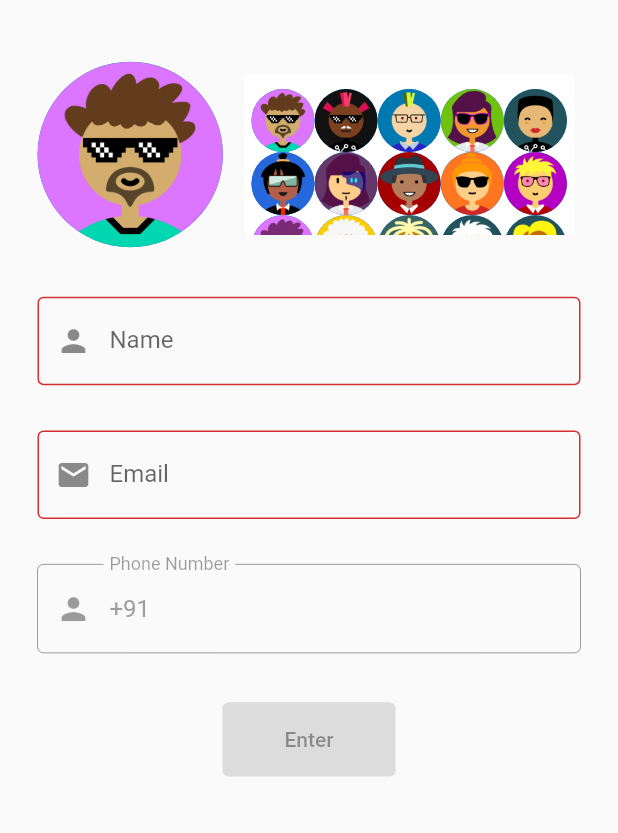
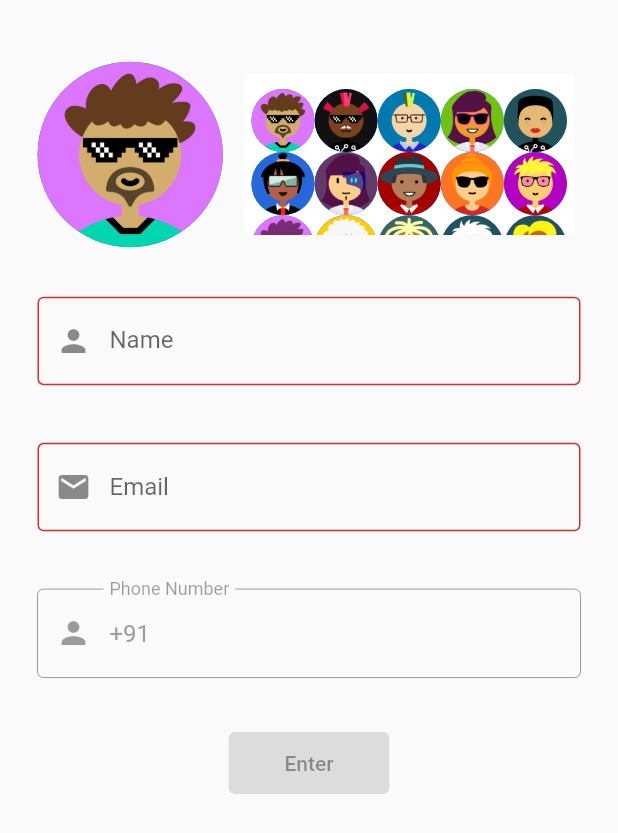
Before and after one commit to Mayuresh-G-Mhatre/public-bicycle-sharing-2, a Flutter app: the RegistrationScreen screen opened directly with empty values, on a phone screen of 412 x 824 dp. Shown: the top 833 px of the screen. Run offline on Flutter 3.47's test engine with Material 2 defaults, Android fonts, the phone set to English and light mode, and no system bars; our stand-ins replace animated_text_kit, lottie, otp_text_field, salomon_bottom_bar, share_plus, shared_preferences and 1 more; accounts and stored records are empty.

Commit message:
fixed register button size, fixed spacing between fields, and fixed otp field size

```diff
--- a/lib/main.dart
+++ b/lib/main.dart
@@ -1,7 +1,7 @@
 import 'package:flutter/material.dart';
 import 'package:public_bicycle_sharing/screens/loading/splash.dart';
 
-void main() => runApp(MyApp());
+void main() => runApp(const MyApp());
 
 class MyApp extends StatelessWidget {
   const MyApp({super.key});
--- a/lib/screens/login/otp.dart
+++ b/lib/screens/login/otp.dart
@@ -79,7 +79,7 @@ class _OtpScreenState extends State<OtpScreen> {
                 width: MediaQuery.of(context).size.width,
                 spaceBetween: 5.0,
                 textFieldAlignment: MainAxisAlignment.center,
-                fieldWidth: width * 0.08,
+                fieldWidth: width * 0.09,
                 fieldStyle: FieldStyle.box,
                 outlineBorderRadius: 10,
                 style: const TextStyle(fontSize: 15),
--- a/lib/screens/login/register.dart
+++ b/lib/screens/login/register.dart
@@ -56,16 +56,16 @@ class _RegistrationScreenState extends State<RegistrationScreen> {
                 child: Column(
                   children: [
                     _nameField(),
-                    SizedBox(height: height * 0.01),
+                    SizedBox(height: height * 0.02),
                     _emailField(),
-                    SizedBox(height: height * 0.01),
+                    SizedBox(height: height * 0.02),
                     _phoneNumberField(),
                     SizedBox(height: height * 0.04),
                     ElevatedButton(
                       style: ElevatedButton.styleFrom(
                         fixedSize: Size(
-                          width * 0.28,
-                          height * 0.06,
+                          width * 0.26,
+                          height * 0.05,
                         ),
                       ),
                       onPressed:
```
